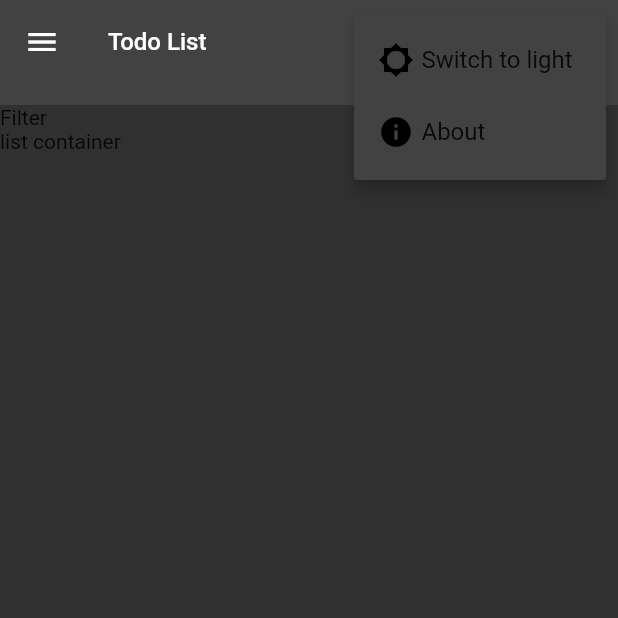
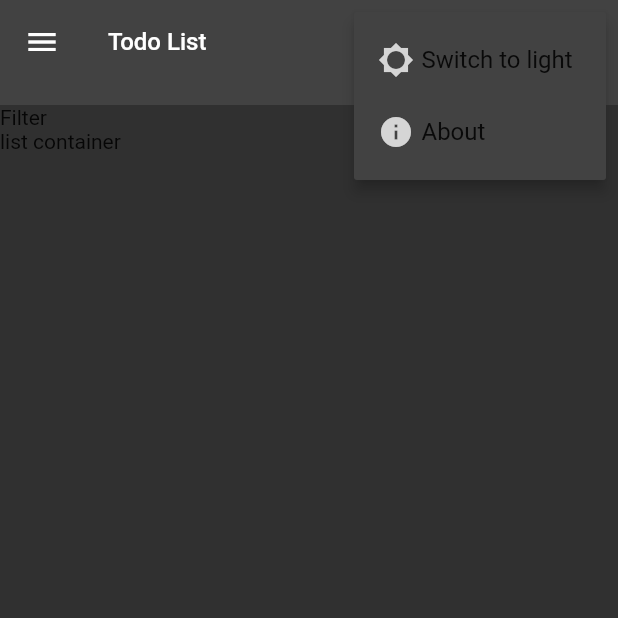
Before and after one commit to chingalo-family/task-flow, a Flutter app: the screen it shows after launch, after a tap on the "more vert" icon, on a phone screen of 412 x 824 dp, the top half of it. Run offline on Flutter 3.47's test engine with Material 2 defaults, Android fonts, the phone set to English and light mode, and no system bars; our stand-ins replace connectivity, flutter_svg, fluttertoast, geolocator, google_fonts, infinite_scroll_pagination and 2 more; missing offline and left inert: new_version; accounts and stored records are empty.

Commit message:
fix: icons resources and menu theme color

```diff
--- a/lib/core/components/app_pop_up_menu.dart
+++ b/lib/core/components/app_pop_up_menu.dart
@@ -3,6 +3,7 @@ import 'dart:async';
 import 'package:flutter/material.dart';
 import 'package:provider/provider.dart';
 import 'package:task_manager/app_state/app_theme_state/app_theme_state.dart';
+import 'package:task_manager/core/constants/app_contant.dart';
 import 'package:task_manager/models/app_pop_up_menu_item.dart';
 import 'package:task_manager/modules/about/about.dart';
 
@@ -56,8 +57,8 @@ class AppPopUpMenu extends StatelessWidget {
                           child: Icon(
                             menuItem.icon,
                             color: appThemeState.currentTheme == 'dark'
-                                ? ThemeData.dark().colorScheme.onSecondary
-                                : ThemeData.light().colorScheme.onSecondary,
+                                ? AppContant.darkTextColor
+                                : AppContant.ligthTextColor,
                           ),
                         );
                       },
--- a/lib/modules/about/components/about_icon.dart
+++ b/lib/modules/about/components/about_icon.dart
@@ -17,7 +17,7 @@ class AboutIcon extends StatelessWidget {
       ),
       height: size.height * 0.2,
       child: SvgPicture.asset(
-        'assets/logos/todo-logo.svg',
+        'assets/icons/todo-logo.svg',
         fit: BoxFit.contain,
       ),
     );
--- a/lib/modules/splash/splash.dart
+++ b/lib/modules/splash/splash.dart
@@ -63,7 +63,7 @@ class _SplashState extends State<Splash> {
                             height: size.height * 0.4,
                             width: size.width * 0.3,
                             child: SvgPicture.asset(
-                              'assets/logos/todo-logo.svg',
+                              'assets/icons/todo-logo.svg',
                               fit: BoxFit.contain,
                             ),
                           ),
--- a/pubspec.yaml
+++ b/pubspec.yaml
@@ -36,4 +36,5 @@ dev_dependencies:
 flutter:
   uses-material-design: true
   assets:
-    - assets/icons
+    - assets/
+    - assets/icons/
```
